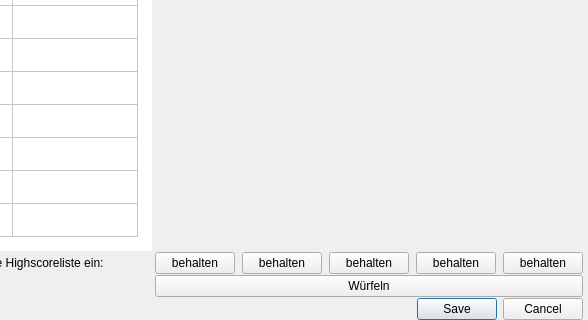
Above: singleplayerdialog.ui from michelfiedler/Kniffel.mrai before the change; both pictures show x 200 to 788 and y 324 to 644 of the 788 by 644 pixel window. Below: the same form after it.
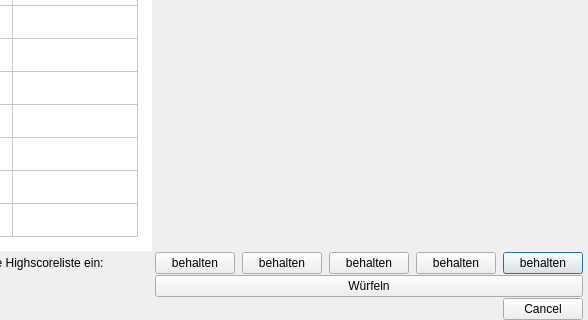
That is the form after the change.

Commit message: Nicht verwendete Buttons gelöscht

What changed in the file:
```diff
--- a/singleplayerdialog.ui
+++ b/singleplayerdialog.ui
@@ -354,7 +354,7 @@
       <enum>Qt::Horizontal</enum>
      </property>
      <property name="standardButtons">
-      <set>QDialogButtonBox::Cancel|QDialogButtonBox::Save</set>
+      <set>QDialogButtonBox::Cancel</set>
      </property>
      <property name="centerButtons">
       <bool>false</bool>
```
Left out of the diff: 2 changed lines with no effect on the pictures. The commit also changes 1 other file.
